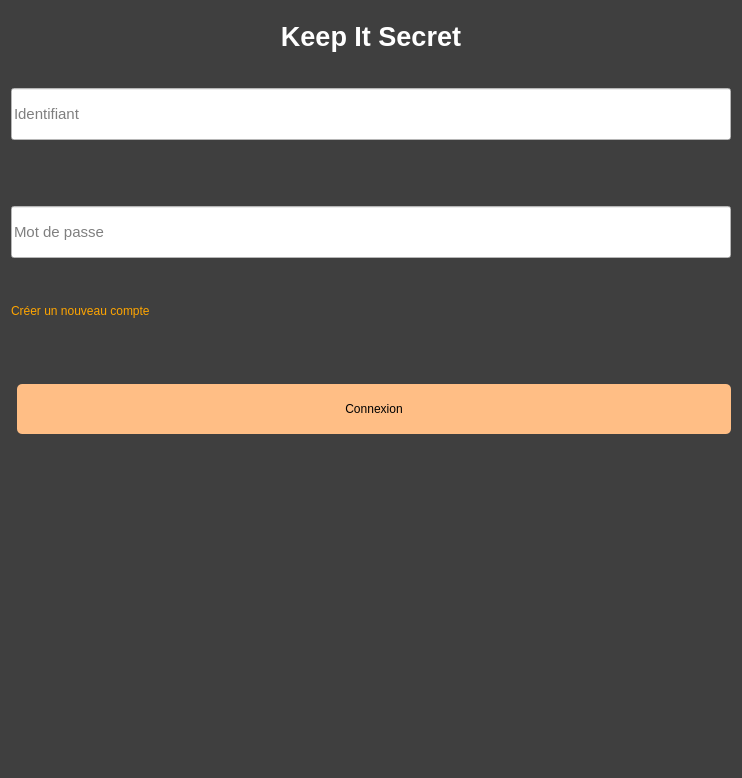
Before: the Qt Designer form KeepItSecret/mainwindow.ui in dbuhon/KeepItSecret, drawn with Qt 5.
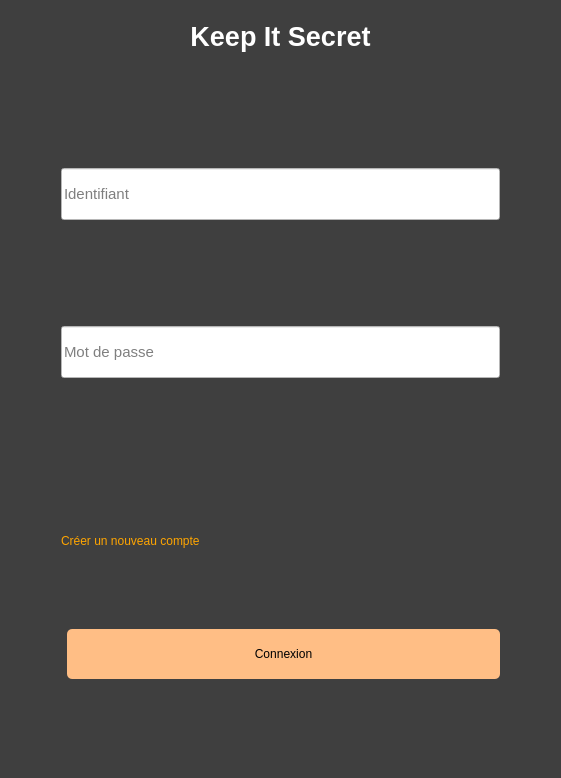
After: the same form once the commit is applied.

```diff
--- a/KeepItSecret/mainwindow.ui
+++ b/KeepItSecret/mainwindow.ui
@@ -6,13 +6,16 @@
    <rect>
     <x>0</x>
     <y>0</y>
-    <width>742</width>
+    <width>561</width>
     <height>778</height>
    </rect>
   </property>
   <property name="windowTitle">
    <string>MainWindow</string>
   </property>
+  <property name="autoFillBackground">
+   <bool>false</bool>
+  </property>
   <property name="styleSheet">
    <string notr="true">background-color: rgb(63, 63, 63);
 color: rgb(255, 255, 255);</string>
@@ -39,9 +42,10 @@
           <property name="styleSheet">
            <string notr="true">color: rgb(0, 0, 0);
 background-color: rgb(255, 255, 255);
-margin-top: 20%;
+margin-top: 100%;
 height: 50px;
-</string>
+margin-left:50px;
+margin-right:50px;</string>
           </property>
           <property name="placeholderText">
            <string>Identifiant</string>
@@ -61,7 +65,9 @@
 border-radius: 5px;
 text-align: left;
 color: orange;
-margin-top: 40%;</string>
+margin-top: 150%;
+margin-left:50px;
+margin-right:50px;</string>
           </property>
           <property name="text">
            <string>Créer un nouveau compte</string>
@@ -90,6 +96,9 @@
             <kerning>true</kerning>
            </font>
           </property>
+          <property name="styleSheet">
+           <string notr="true"/>
+          </property>
           <property name="text">
            <string>Keep It Secret</string>
           </property>
@@ -112,13 +121,19 @@
           <property name="font">
            <font>
             <pointsize>11</pointsize>
+            <kerning>true</kerning>
            </font>
           </property>
           <property name="styleSheet">
            <string notr="true">color: rgb(0, 0, 0);
 background-color: rgb(255, 255, 255);
 height: 50px;
-margin-top:60%;</string>
+margin-top:100%;
+margin-left:50px;
+margin-right:50px;</string>
+          </property>
+          <property name="frame">
+           <bool>true</bool>
           </property>
           <property name="placeholderText">
            <string>Mot de passe</string>
@@ -151,9 +166,11 @@
           <property name="styleSheet">
            <string notr="true">border-radius: 5px;
 background-color: rgb(255, 190, 133);
-margin-top: 60%;
+margin-top: 75%;
 height: 50px;
-color: black;</string>
+color: black;
+margin-left:50px;
+margin-right:50px;</string>
           </property>
           <property name="text">
            <string>Connexion</string>
@@ -164,6 +181,9 @@
             <height>16</height>
            </size>
           </property>
+          <property name="checkable">
+           <bool>false</bool>
+          </property>
           <property name="flat">
            <bool>false</bool>
           </property>
```
Left out of the diff: 12 changed lines with no effect on the pictures.
